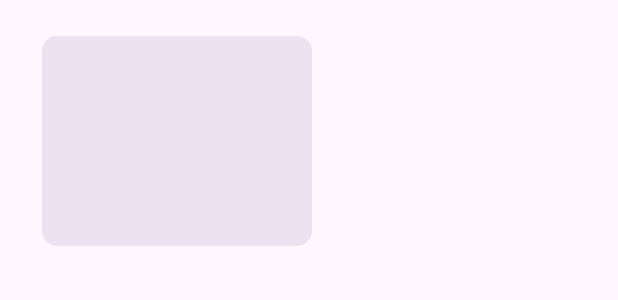
After one commit to PoulYak/WayHome, an Android app: the layout item_view_image.xml on its own in the app's theme, with its tools: preview values and no code run, on a phone screen of 412 x 824 dp. The commit adds this screen. Shown: the top 300 px of the screen. Run offline under Robolectric (Android 15) with nearby library versions, the phone set to English and light mode, and no system bars; Roboto replaces fonts that are not available here.

Commit message:
added recycler view to camara fragment

```diff
--- a/app/src/main/java/com/example/wayhome/ui/profile/ProfileFragment.java
+++ b/app/src/main/java/com/example/wayhome/ui/profile/ProfileFragment.java
@@ -24,7 +24,6 @@ import java.util.ArrayList;
 public class ProfileFragment extends Fragment {
     FragmentProfileBinding mBinding;
 
-    RecyclerView recyclerView;
     private ArrayList<MyMy> arrayList;
 
     @Override
--- /dev/null
+++ b/app/src/main/res/layout/item_view_image.xml
@@ -0,0 +1,22 @@
+<?xml version="1.0" encoding="utf-8"?>
+<androidx.constraintlayout.widget.ConstraintLayout xmlns:android="http://schemas.android.com/apk/res/android"
+    xmlns:app="http://schemas.android.com/apk/res-auto"
+    android:paddingHorizontal="16dp"
+    android:paddingTop="8dp"
+    android:paddingBottom="8dp"
+    android:layout_width="wrap_content"
+    android:layout_height="wrap_content">
+    <ImageView
+        app:layout_constraintTop_toTopOf="parent"
+        app:layout_constraintLeft_toLeftOf="parent"
+        android:layout_marginVertical="16dp"
+        android:layout_marginStart="12dp"
+        android:id="@+id/ivPet"
+        android:layout_width="180dp"
+        android:layout_height="140dp"
+        android:background="@drawable/layout_bg"
+        />
+
+
+
+</androidx.constraintlayout.widget.ConstraintLayout>
```
Also changed, not shown: app/src/main/java/com/example/wayhome/ui/camera/CameraFragment.java (+54 -10 lines), app/src/main/java/com/example/wayhome/ui/camera/CameraViewModel.java (+16 -5 lines), app/src/main/java/com/example/wayhome/ui/camera/Photo.java (added, +19 -0 lines), app/src/main/java/com/example/wayhome/ui/camera/PhotoRecyclerAdapter.java (added, +60 -0 lines), app/src/main/res/layout/fragment_camera.xml (+5 -20 lines).
